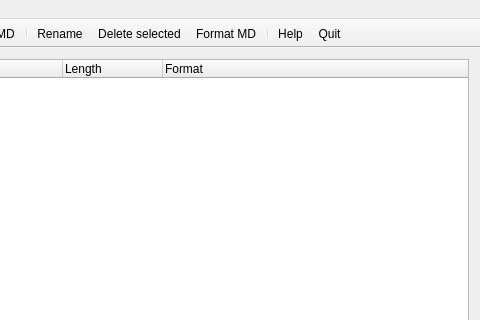
First picture: the form in qhimdtransfer/qhimdmainwindow.ui, repository linux-minidisc/linux-minidisc, before the edit; both pictures show x 349 to 829 and y 0 to 320 of the 829 by 492 pixel window.
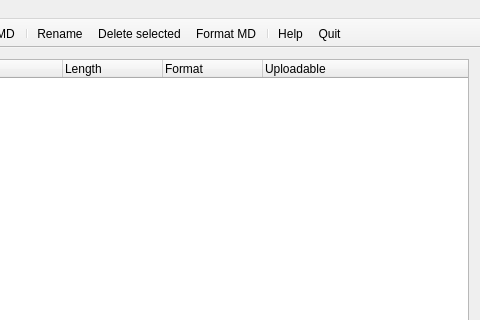
Second picture: the form after the edit. Icons and pictures are not drawn.

Commit message: Add a column to qhimdwindow indicating uploadability.

What changed in the file:
```diff
--- a/qhimdtransfer/qhimdmainwindow.ui
+++ b/qhimdtransfer/qhimdmainwindow.ui
@@ -36,7 +36,7 @@
          <enum>QAbstractItemView::MultiSelection</enum>
         </property>
         <property name="columnCount">
-         <number>6</number>
+         <number>7</number>
         </property>
         <attribute name="headerHighlightSections">
          <bool>true</bool>
@@ -71,6 +71,11 @@
           <string>Format</string>
          </property>
         </column>
+        <column>
+         <property name="text">
+          <string>Uploadable</string>
+         </property>
+        </column>
        </widget>
       </item>
      </layout>
```
The commit also changes 1 other file.
